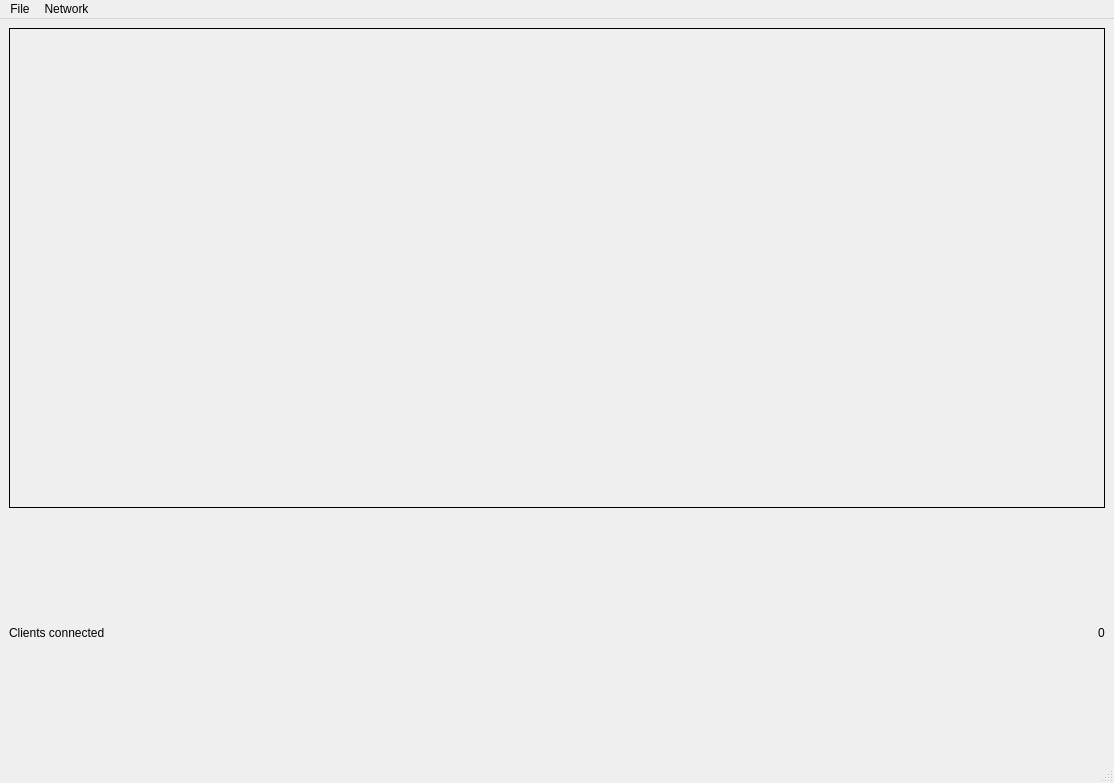
Old version of the form Server/ui/mainwindow.ui in the repository MGritsenko/Server.
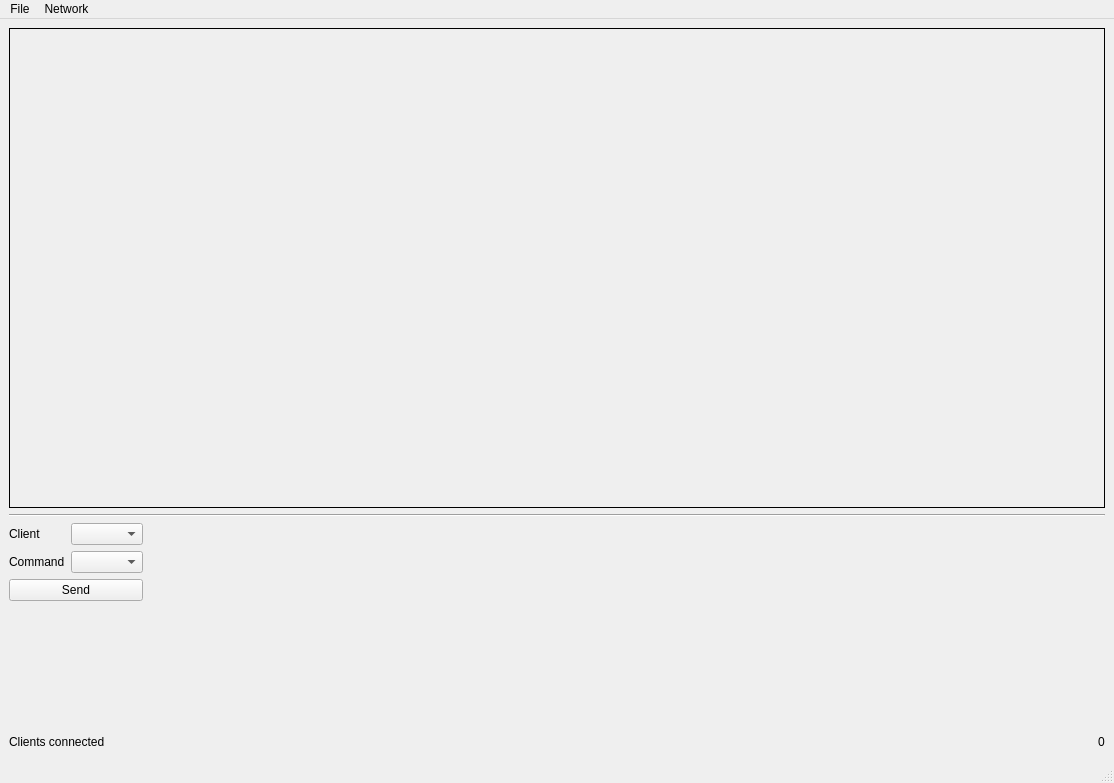
New version of the form.

```diff
--- a/Server/ui/mainwindow.ui
+++ b/Server/ui/mainwindow.ui
@@ -14,7 +14,7 @@
    <string>Diplom</string>
   </property>
   <widget class="QWidget" name="centralwidget">
-   <layout class="QVBoxLayout" name="verticalLayout_3">
+   <layout class="QVBoxLayout" name="verticalLayout_4">
     <item>
      <layout class="QHBoxLayout" name="horizontalLayout_2">
       <item>
@@ -40,11 +40,84 @@
         </item>
        </layout>
       </item>
+     </layout>
+    </item>
+    <item>
+     <widget class="Line" name="line">
+      <property name="orientation">
+       <enum>Qt::Horizontal</enum>
+      </property>
+     </widget>
+    </item>
+    <item>
+     <layout class="QHBoxLayout" name="horizontalLayout_5">
       <item>
-       <layout class="QVBoxLayout" name="verticalLayout_2"/>
+       <layout class="QVBoxLayout" name="verticalLayout_3">
+        <item>
+         <layout class="QHBoxLayout" name="horizontalLayout_3">
+          <item>
+           <widget class="QLabel" name="label_3">
+            <property name="text">
+             <string>Client</string>
+            </property>
+           </widget>
+          </item>
+          <item>
+           <widget class="QComboBox" name="clientsBox"/>
+          </item>
+         </layout>
+        </item>
+        <item>
+         <layout class="QHBoxLayout" name="horizontalLayout_4">
+          <item>
+           <widget class="QLabel" name="label_4">
+            <property name="text">
+             <string>Command</string>
+            </property>
+           </widget>
+          </item>
+          <item>
+           <widget class="QComboBox" name="commandsBox"/>
+          </item>
+         </layout>
+        </item>
+        <item>
+         <widget class="QPushButton" name="sendButton">
+          <property name="text">
+           <string>Send</string>
+          </property>
+         </widget>
+        </item>
+       </layout>
       </item>
+      <item>
+       <spacer name="horizontalSpacer_2">
+        <property name="orientation">
+         <enum>Qt::Horizontal</enum>
+        </property>
+        <property name="sizeHint" stdset="0">
+         <size>
+          <width>40</width>
+          <height>20</height>
+         </size>
+        </property>
+       </spacer>
+      </item>
      </layout>
     </item>
+    <item>
+     <spacer name="verticalSpacer">
+      <property name="orientation">
+       <enum>Qt::Vertical</enum>
+      </property>
+      <property name="sizeHint" stdset="0">
+       <size>
+        <width>20</width>
+        <height>40</height>
+       </size>
+      </property>
+     </spacer>
+    </item>
     <item>
      <layout class="QHBoxLayout" name="horizontalLayout">
       <item>
```
